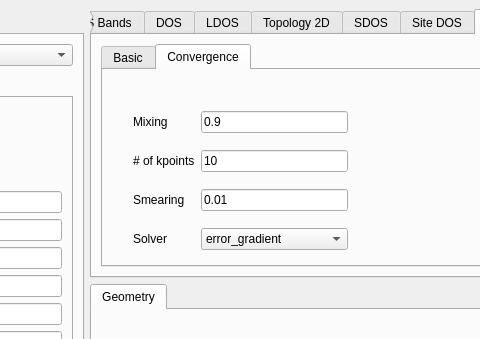
The window that interface-pyqt/hybridfilm/interface.ui (joselado/quantum-lattice) describes before a commit, drawn with Qt 5; both pictures show x 388 to 868 and y 0 to 339 of the 950 by 659 pixel window.
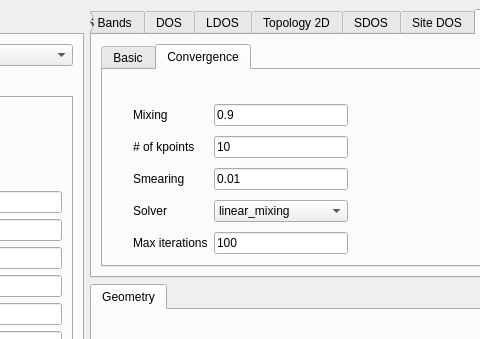
The same window after the commit. The open tabs and pages were chosen to show the change. Custom widgets are drawn as their Qt base class.

Commit message: Make linear_mixing the default SCF solver, add krylov and max iterations

```diff
--- a/interface-pyqt/hybridfilm/interface.ui
+++ b/interface-pyqt/hybridfilm/interface.ui
@@ -1162,16 +1162,35 @@
                <property name="toolTip">
                 <string>Iterative algorithm used to converge the self-consistent mean field (requires the optional jax extra; falls back to the default plain-mixing solver for a Hamiltonian with superconducting pairing)</string>
                </property>
-               <item>
-                <property name="text">
-                 <string>error_gradient</string>
-                </property>
-               </item>
                <item>
                 <property name="text">
                  <string>linear_mixing</string>
                 </property>
                </item>
+               <item>
+                <property name="text">
+                 <string>error_gradient</string>
+                </property>
+               </item>
+               <item>
+                <property name="text">
+                 <string>krylov</string>
+                </property>
+               </item>
+              </widget>
+             </item>
+             <item row="4" column="0">
+              <widget class="BodyLabel" name="label_scf_maxite">
+               <property name="text">
+                <string>Max iterations</string>
+               </property>
+              </widget>
+             </item>
+             <item row="4" column="1">
+              <widget class="LineEdit" name="scf_maxite">
+               <property name="text">
+                <string>100</string>
+               </property>
               </widget>
              </item>
             </layout>
```
The commit also changes 21 other files.
